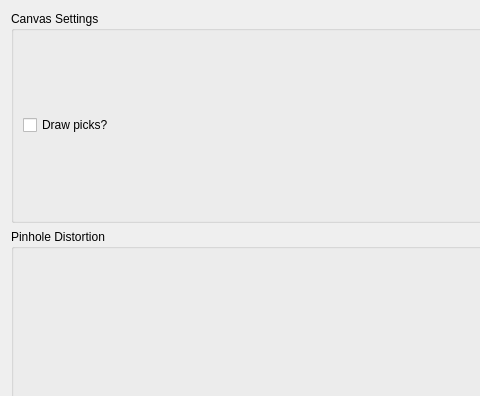
Old version of the form hexrd/ui/resources/ui/structureless_calibration_dialog.ui in the repository HEXRD/hexrdgui; both pictures show x 0 to 480 and y 0 to 396 of the 1020 by 940 pixel window.
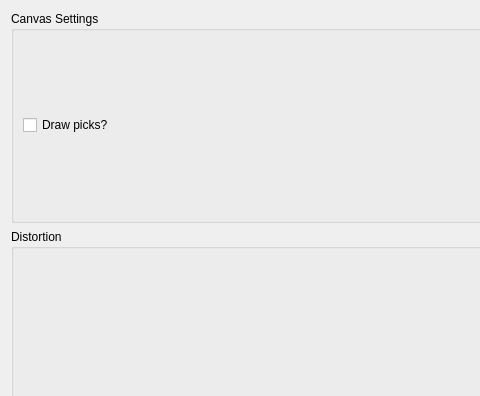
New version of the form. Icons and pictures are not drawn. Custom widgets are drawn as their Qt base class.

Commit message:
Change pinhole distortion group name to Distortion
The "Sample Layer Distortion" is *not* a pinhole distortion, so this
group name should be generalized a little bit more to just be "Distortion".

```diff
--- a/hexrd/ui/resources/ui/structureless_calibration_dialog.ui
+++ b/hexrd/ui/resources/ui/structureless_calibration_dialog.ui
@@ -414,7 +414,7 @@
    <item row="6" column="0" colspan="2">
     <widget class="QGroupBox" name="pinhole_distortion_group">
      <property name="title">
-      <string>Pinhole Distortion</string>
+      <string>Distortion</string>
      </property>
      <layout class="QVBoxLayout" name="pinhole_distortion_layout"/>
     </widget>
```
